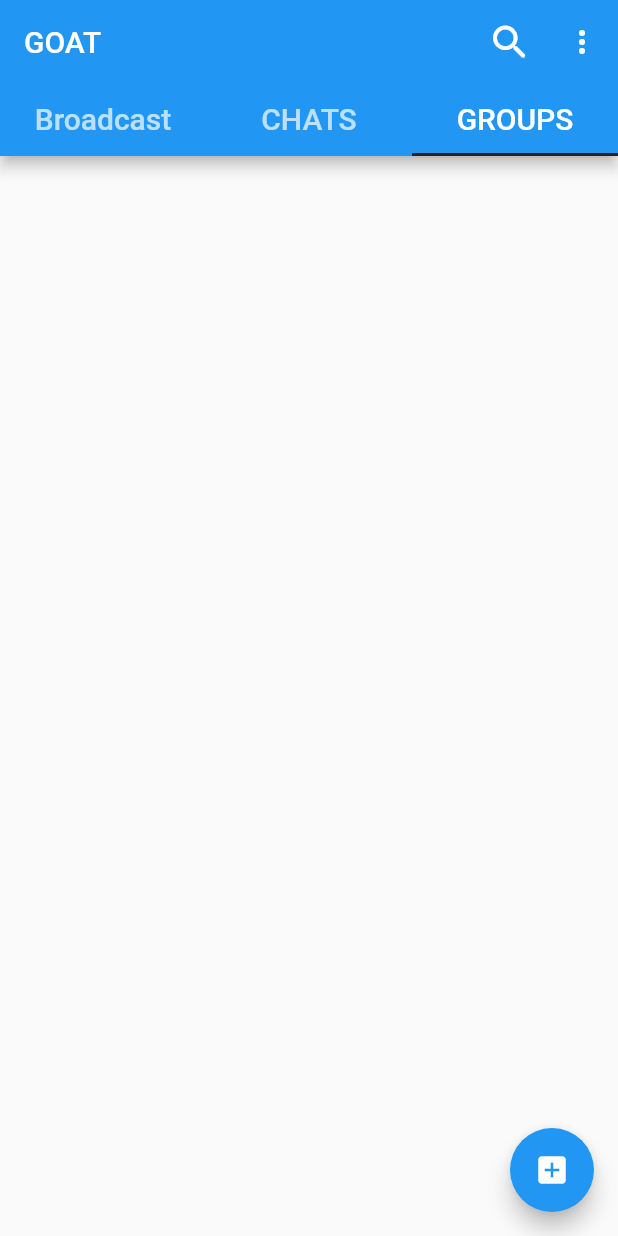
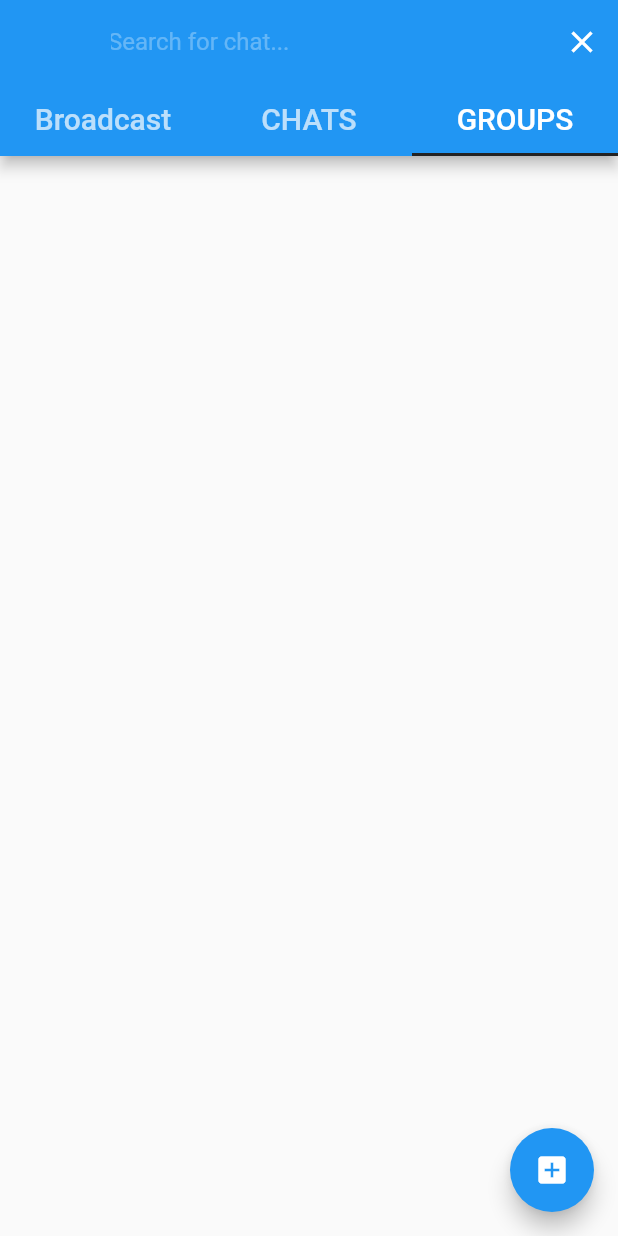
Before and after one commit to bnElmookhtar/chat_demo, a Flutter app: the screen it shows after launch, tab 3 chosen, after a tap on the "search" icon, on a phone screen of 412 x 824 dp. Run offline on Flutter 3.47's test engine with Material 2 defaults, Android fonts, the phone set to English and light mode, and no system bars; project files that could hold a hidden picture were left out.

Commit message:
adding search button function in select group screen and homescreen

```diff
--- a/lib/layout/home_screen.dart
+++ b/lib/layout/home_screen.dart
@@ -12,6 +12,9 @@ class HomeScreen extends StatefulWidget {
 }
 class _HomeScreenState extends State<HomeScreen> with SingleTickerProviderStateMixin{
   TabController? _controller;
+  var searchQueryController = TextEditingController();
+  bool isSearching = false;
+  String searchQuery = "Search query";
   @override
   void initState() {
     // TODO: implement initState
@@ -20,15 +23,25 @@ class _HomeScreenState extends State<HomeScreen> with SingleTickerProviderStateM
   }
   @override
   Widget build(BuildContext context) {
-    return  Scaffold(
+
+    return Scaffold(
+
       appBar: AppBar(
-        title: const Text("GOAT"),
-        actions: [
-          IconButton(onPressed: (){}, icon:const Icon(Icons.search_rounded,size: 30.0,),),
+        leading: Container(),
+        title: isSearching ? buildSearchField() : const Text("GOAT"),
+        actions: isSearching ? buildActions() : [
+          IconButton(onPressed: () {
+            setState(() {
+              startSearch();
+            });
+          },
+            icon: const Icon(Icons.search_rounded, size: 30.0,),),
           PopupMenuButton<String>(
-           onSelected: (value)=>debugPrint(value),
-             itemBuilder: (itemBuilder)=>[
-                PopupMenuItem(value: "settings",child:  Text("settings"), onTap: (){
+              onSelected: (value) => debugPrint(value),
+              itemBuilder: (itemBuilder) =>
+              [
+                PopupMenuItem(
+                    value: "settings", child: Text("settings"), onTap: () {
                   WidgetsBinding.instance.addPostFrameCallback((_) {
                     Navigator.push(
                       context,
@@ -40,13 +53,14 @@ class _HomeScreenState extends State<HomeScreen> with SingleTickerProviderStateM
                     );
                   });
                 }),
-              const PopupMenuItem(value: "started message",child: Text("started messages"),),
-         ]),
+                const PopupMenuItem(
+                  value: "started message", child: Text("started messages"),),
+              ]),
         ],
-        bottom:   TabBar(
+        bottom: TabBar(
           controller: _controller,
           indicatorColor: blk_200,
-          labelStyle:  const TextStyle(fontSize: 20.0),
+          labelStyle: const TextStyle(fontSize: 20.0),
           tabs: const [
             Tab(text: "Broadcast",),
             Tab(text: "CHATS"),
@@ -64,4 +78,66 @@ class _HomeScreenState extends State<HomeScreen> with SingleTickerProviderStateM
       ),
     );
   }
+  Widget buildSearchField() {
+    return TextField(
+      controller: searchQueryController,
+      autofocus: true,
+      decoration: InputDecoration(
+        hintText: "Search for chat...",
+        border: InputBorder.none,
+        hintStyle: TextStyle(color: Colors.white30),
+      ),
+      style: TextStyle(color: Colors.white, fontSize: 16.0),
+      onChanged: (query) => updateSearchQuery(query),
+    );
+  }
+  List<Widget> buildActions() {
+    if (isSearching) {
+      return <Widget>[
+        IconButton(
+          icon: const Icon(Icons.clear),
+          onPressed: () {
+            if (searchQueryController == null ||
+                searchQueryController.text.isEmpty) {
+              Navigator.pop(context);
+              return;
+            }
+            clearSearchQuery();
+          },
+        ),
+      ];
+    }
+
+    return <Widget>[
+      IconButton(
+        icon: const Icon(Icons.search),
+        onPressed: startSearch,
+      ),
+    ];
+  }
+  void startSearch() {
+    ModalRoute.of(context)!.addLocalHistoryEntry(LocalHistoryEntry(onRemove: startSearch),);
+    setState(() {
+      isSearching = true;
+    });
+  }
+  void updateSearchQuery(String newQuery) {
+    setState(() {
+      searchQuery = newQuery;
+    });
+  }
+  void stopSearching() {
+    clearSearchQuery();
+
+    setState(() {
+      isSearching = false;
+    });
+  }
+  void clearSearchQuery() {
+    setState(() {
+      searchQueryController.clear();
+      updateSearchQuery("");
+      isSearching = false;
+    });
+  }
 }
--- a/lib/main.dart
+++ b/lib/main.dart
@@ -1,6 +1,5 @@
 import 'package:flutter/material.dart';
 import 'package:goat/layout/home_screen.dart';
-// import 'package:goat/screens/register/sign_in.dart';
 
 void main() {
   runApp(const MyApp());
```
Also changed, not shown: lib/component/search.dart (added, +86 -0 lines), lib/screens/chats/customs/select_group_card.dart (+77 -5 lines).
